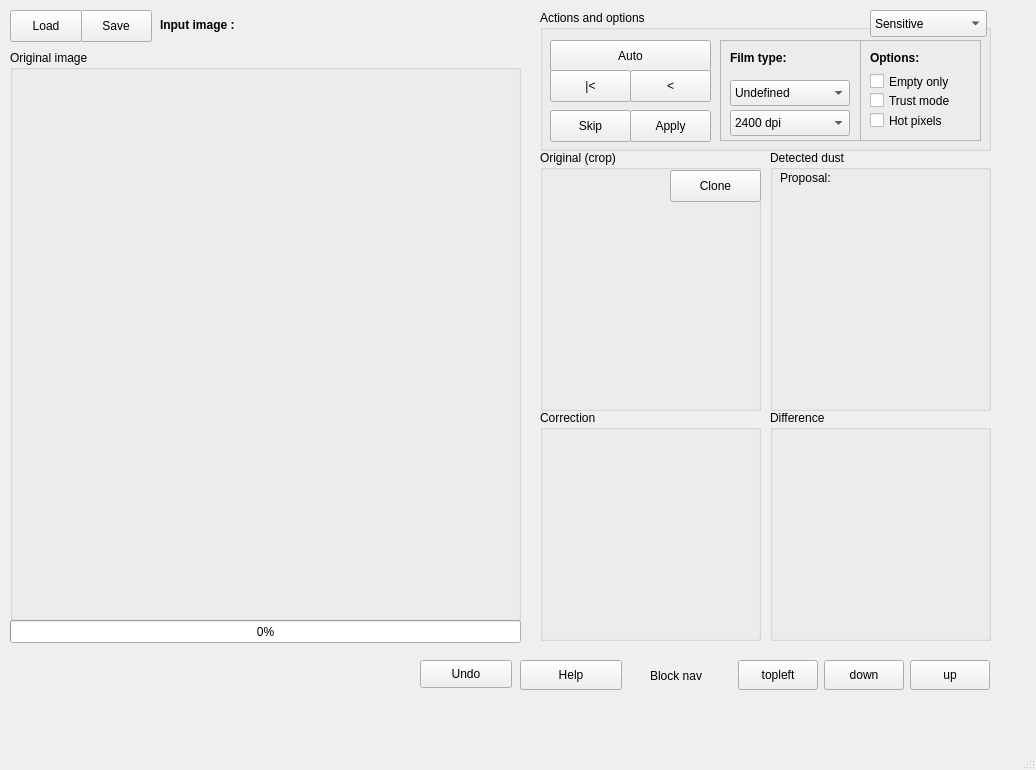
Before: the Qt Designer form ui/tamanoir.ui in cseyve/tamanoir, drawn with Qt 5.
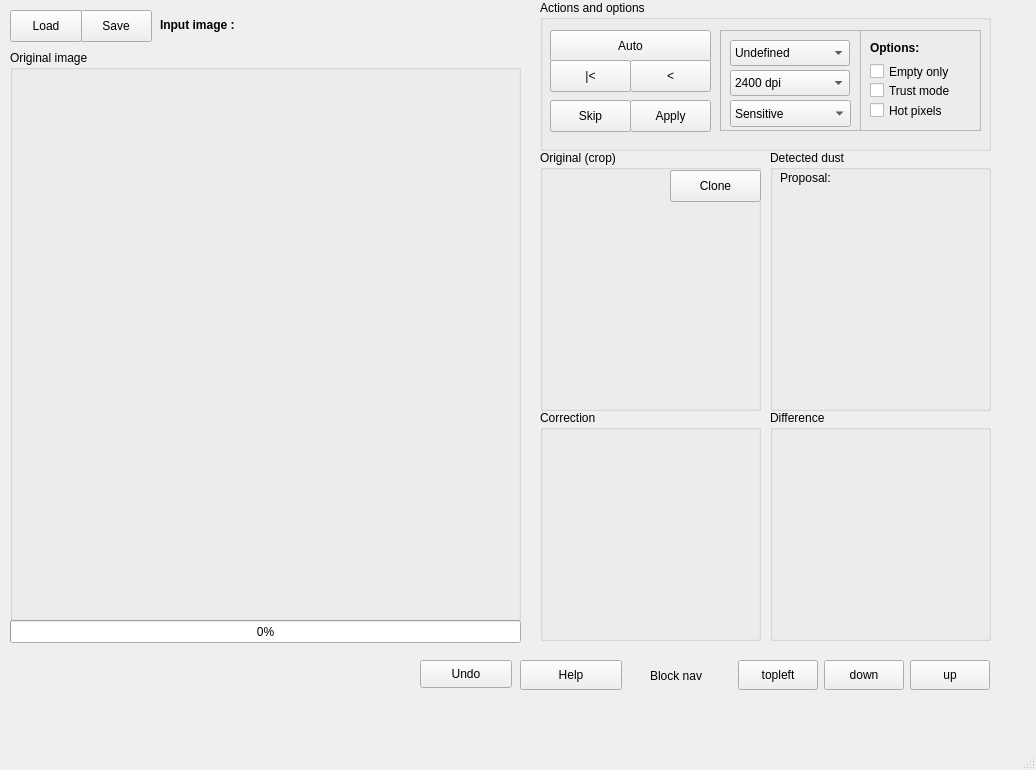
After: the same form once the commit is applied. Icons and pictures are not drawn. Custom widgets are drawn as their Qt base class.

Diff of the .ui file:
```diff
--- a/ui/tamanoir.ui
+++ b/ui/tamanoir.ui
@@ -119,13 +119,13 @@
     <property name="lineWidth">
      <number>0</number>
     </property>
-    <widget class="QGroupBox" name="groupBox">
-     <property name="geometry">
+    <widget class="QGroupBox" name="groupBox" >
+     <property name="geometry" >
       <rect>
        <x>10</x>
-       <y>10</y>
+       <y>0</y>
        <width>451</width>
-       <height>141</height>
+       <height>151</height>
       </rect>
      </property>
      <property name="title">
@@ -235,24 +235,11 @@
       <property name="frameShadow">
        <enum>QFrame::Raised</enum>
       </property>
-      <widget class="QLabel" name="label">
-       <property name="geometry">
+      <widget class="QComboBox" name="typeComboBox" >
+       <property name="geometry" >
         <rect>
          <x>10</x>
          <y>10</y>
-         <width>121</width>
-         <height>17</height>
-        </rect>
-       </property>
-       <property name="text">
-        <string>&lt;b&gt;Film type:&lt;/b&gt;</string>
-       </property>
-      </widget>
-      <widget class="QComboBox" name="typeComboBox">
-       <property name="geometry">
-        <rect>
-         <x>10</x>
-         <y>40</y>
          <width>120</width>
          <height>26</height>
         </rect>
@@ -279,11 +266,11 @@
         </property>
        </item>
       </widget>
-      <widget class="QComboBox" name="dpiComboBox">
-       <property name="geometry">
+      <widget class="QComboBox" name="dpiComboBox" >
+       <property name="geometry" >
         <rect>
          <x>10</x>
-         <y>70</y>
+         <y>40</y>
          <width>120</width>
          <height>26</height>
         </rect>
@@ -328,6 +315,34 @@
         </property>
        </item>
       </widget>
+      <widget class="QComboBox" name="sensitivityComboBox" >
+       <property name="geometry" >
+        <rect>
+         <x>10</x>
+         <y>70</y>
+         <width>121</width>
+         <height>27</height>
+        </rect>
+       </property>
+       <property name="toolTip" >
+        <string>Sensitivity of dust detection : from highly sensitive (smallest dusts) to low (bigger dusts)</string>
+       </property>
+       <item>
+        <property name="text" >
+         <string>Sensitive</string>
+        </property>
+       </item>
+       <item>
+        <property name="text" >
+         <string>Medium</string>
+        </property>
+       </item>
+       <item>
+        <property name="text" >
+         <string>Rough</string>
+        </property>
+       </item>
+      </widget>
      </widget>
      <widget class="QFrame" name="frame_6">
       <property name="geometry">
@@ -412,34 +427,6 @@
        </property>
       </widget>
      </widget>
-     <widget class="QComboBox" name="sensitivityComboBox">
-      <property name="geometry">
-       <rect>
-        <x>330</x>
-        <y>0</y>
-        <width>117</width>
-        <height>27</height>
-       </rect>
-      </property>
-      <property name="toolTip">
-       <string>Sensitivity of dust detection : from highly sensitive (smallest dusts) to low (bigger dusts)</string>
-      </property>
-      <item>
-       <property name="text">
-        <string>Sensitive</string>
-       </property>
-      </item>
-      <item>
-       <property name="text">
-        <string>Medium</string>
-       </property>
-      </item>
-      <item>
-       <property name="text">
-        <string>Rough</string>
-       </property>
-      </item>
-     </widget>
      <zorder>autoButton</zorder>
      <zorder>skipButton</zorder>
      <zorder>correctButton</zorder>
```
Left out of the diff: 356 changed lines with no effect on the pictures.
